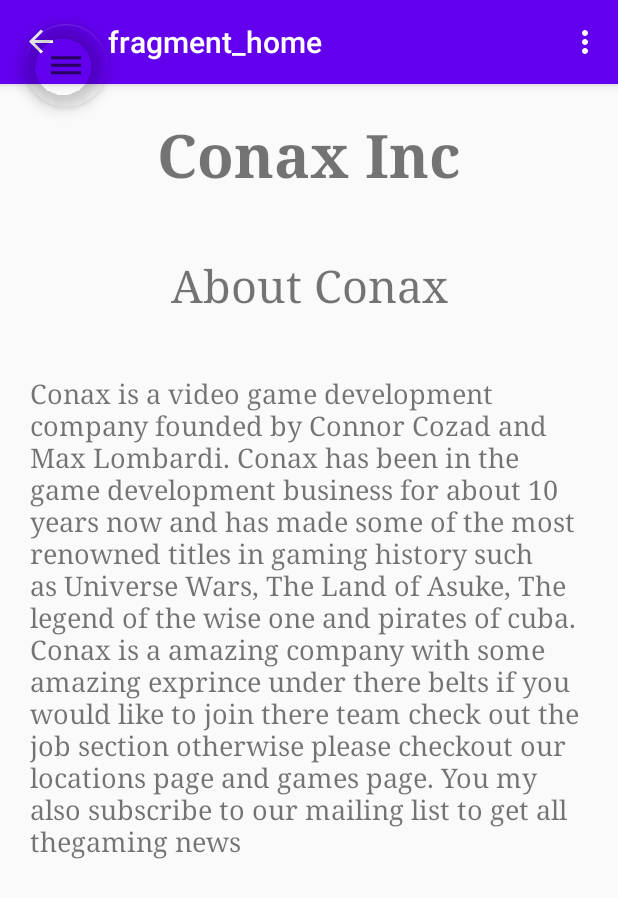
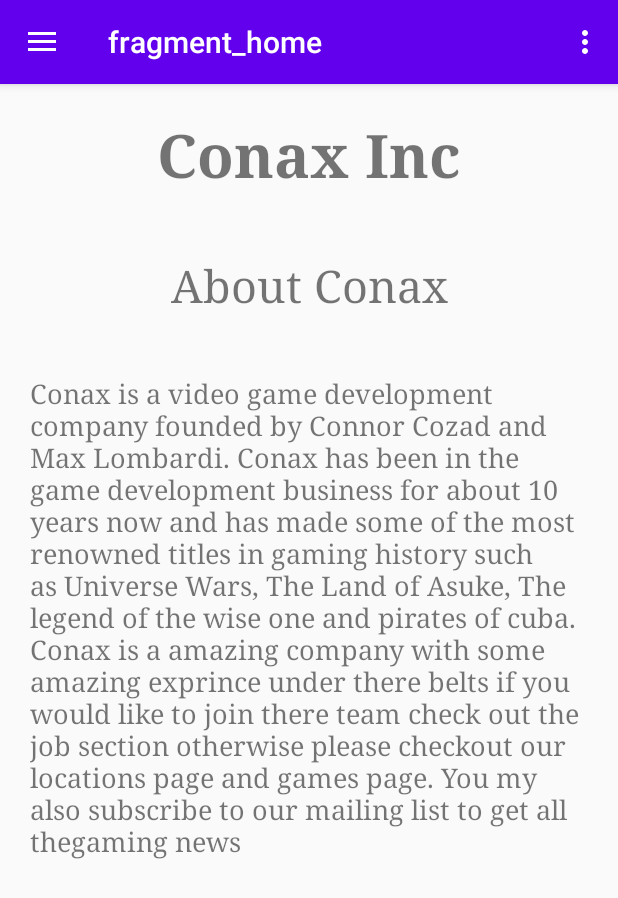
Before and after one commit to connor48236/Mobile_App_Development_Final_project_Conax_App-1-, an Android app: the screen it shows after launch (MainActivity), on a phone screen of 412 x 824 dp. Shown: the top 898 px of the screen. Run offline under Robolectric (Android 15) with nearby library versions, the light colour scheme and no system bars; our stand-ins replace navigation-ui.

Commit message:
*Removed the fab

```diff
--- a/app/src/main/java/com/example/androiddevfinal_conaxapp/MainActivity.java
+++ b/app/src/main/java/com/example/androiddevfinal_conaxapp/MainActivity.java
@@ -26,20 +26,13 @@ public class MainActivity extends AppCompatActivity {
         setContentView(R.layout.activity_main);
         Toolbar toolbar = findViewById(R.id.toolbar);
         setSupportActionBar(toolbar);
-        FloatingActionButton fab = findViewById(R.id.fab);
-        fab.setOnClickListener(new View.OnClickListener() {
-            @Override
-            public void onClick(View view) {
-                Snackbar.make(view, "Replace with your own action", Snackbar.LENGTH_LONG)
-                        .setAction("Action", null).show();
-            }
-        });
+
         DrawerLayout drawer = findViewById(R.id.drawer_layout);
         NavigationView navigationView = findViewById(R.id.nav_view);
         // Passing each menu ID as a set of Ids because each
         // menu should be considered as top level destinations.
         mAppBarConfiguration = new AppBarConfiguration.Builder(
-                R.id.nav_home, R.id.nav_gallery, R.id.nav_slideshow)
+                R.id.homeFragment, R.id.locationsFragment, R.id.gamesFragment, R.id.jobsFragment, R.id.settingsFragment)
                 .setDrawerLayout(drawer)
                 .build();
         NavController navController = Navigation.findNavController(this, R.id.nav_host_fragment);
--- a/app/src/main/res/layout/app_bar_main.xml
+++ b/app/src/main/res/layout/app_bar_main.xml
@@ -22,12 +22,4 @@
 
     <include layout="@layout/content_main" />
 
-    <com.google.android.material.floatingactionbutton.FloatingActionButton
-        android:id="@+id/fab"
-        android:layout_width="78dp"
-        android:layout_height="wrap_content"
-        android:layout_margin="@dimen/fab_margin"
-        app:backgroundTint="#00FFFFFF"
-        app:srcCompat="@drawable/ic_baseline_dehaze_24" />
-
 </androidx.coordinatorlayout.widget.CoordinatorLayout>
```
